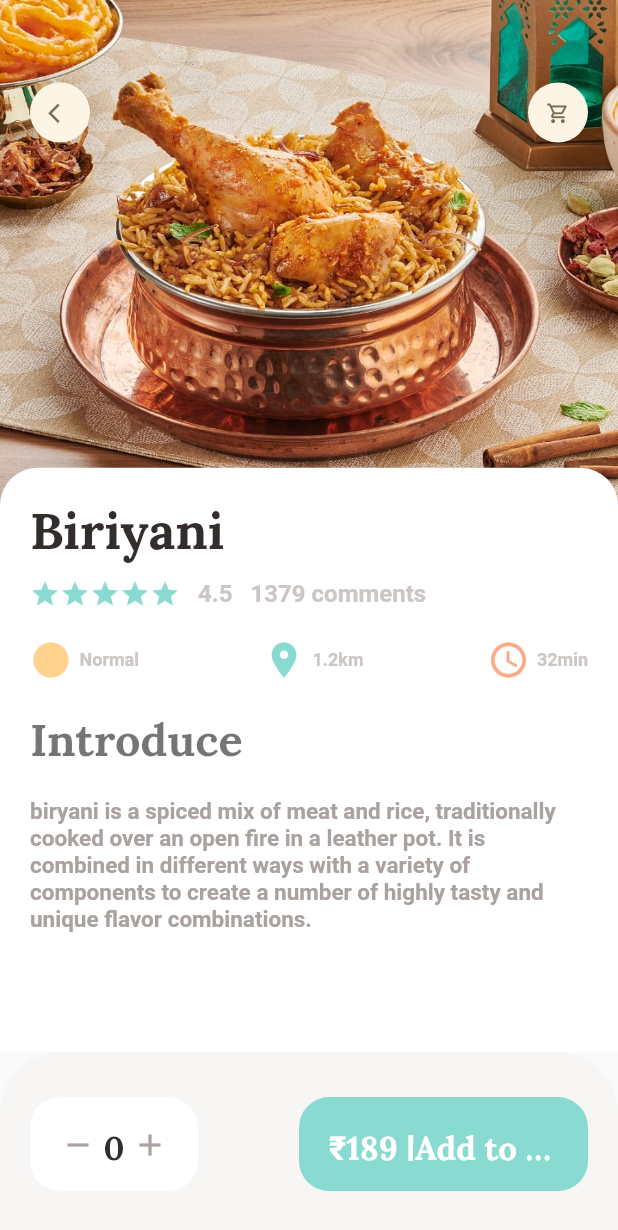
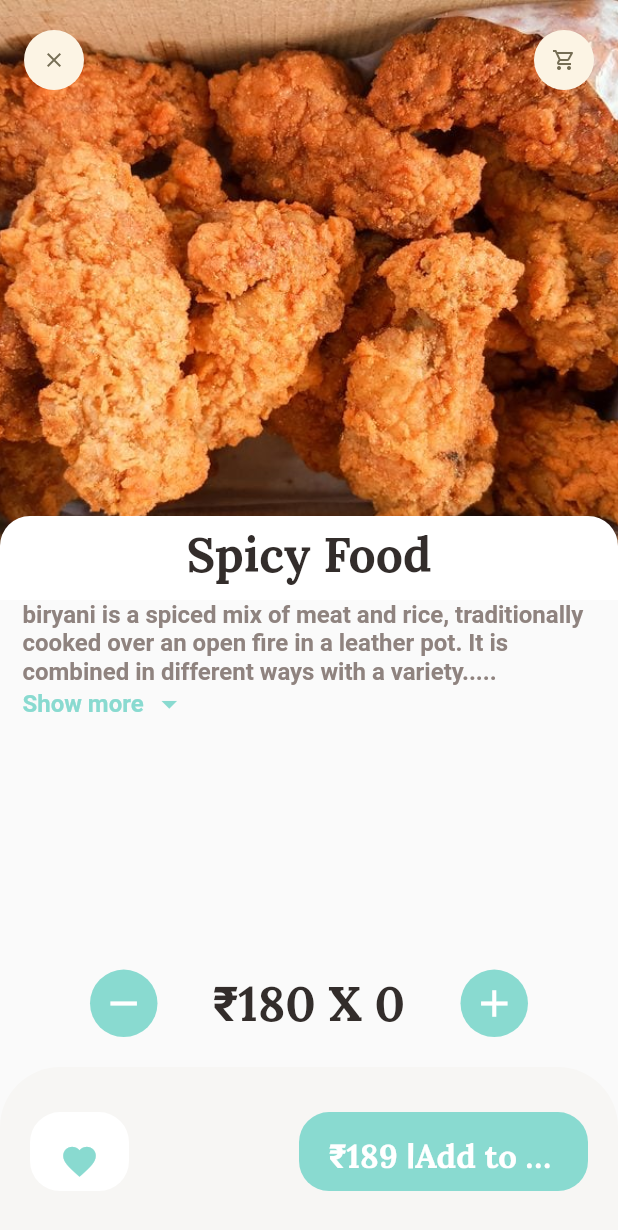
Before and after one commit to Bapan2003/food_apps, a Flutter app: the screen it shows after launch, on a phone screen of 412 x 824 dp. Shown: the top 1230 px of the screen. Run offline on Flutter 3.47's test engine with Material 2 defaults, Android fonts, the phone set to English and light mode, and no system bars; our stand-ins replace dots_indicator, get.

Commit message:
food description ,custom scrollable page

```diff
--- a/lib/main.dart
+++ b/lib/main.dart
@@ -1,5 +1,6 @@
 import 'package:flutter/material.dart';
-import 'package:food_apps/pages/food/popular_food_details.dart';
+import 'package:food_apps/pages/food/custom_scrollable_page.dart';
+// import 'package:food_apps/pages/food/popular_food_details.dart';
 // import 'package:food_apps/pages/home/main_food_page.dart';
 import 'package:get/get_navigation/src/root/get_material_app.dart';
 
@@ -21,7 +22,7 @@ class MyApp extends StatelessWidget {
 
         primarySwatch: Colors.blue,
       ),
-      home: PopularFoodDetail(),
+      home: RecommendedFood(),
     );
   }
 }
--- /dev/null
+++ b/lib/pages/food/custom_scrollable_page.dart
@@ -0,0 +1,207 @@
+import 'package:flutter/cupertino.dart';
+import 'package:flutter/material.dart';
+import 'package:food_apps/utils/colors.dart';
+import 'package:food_apps/widgets/app_icon.dart';
+import 'package:food_apps/widgets/big_text.dart';
+
+import '../../utils/dimensions.dart';
+import '../../widgets/expanded_widgets.dart';
+
+class RecommendedFood extends StatelessWidget {
+  const RecommendedFood({Key? key}) : super(key: key);
+
+  @override
+  Widget build(BuildContext context) {
+    return Scaffold(
+      body: CustomScrollView(
+        slivers: [
+          SliverAppBar(
+            toolbarHeight: 80,
+            title: Row(
+              mainAxisAlignment: MainAxisAlignment.spaceBetween,
+              children: [
+                AppIcon(icon: Icons.clear),
+                AppIcon(icon: Icons.shopping_cart_outlined)
+              ],
+            ),
+            bottom: PreferredSize(
+              preferredSize: Size.fromHeight(20),
+              child: Container(
+                padding: EdgeInsets.only(top: 5,bottom: 10),
+                child: Center(child: BigText(size: 32,text: "Spicy Food",)),
+
+                width: double.maxFinite,
+                decoration: BoxDecoration(
+                    color: Colors.white,
+                  borderRadius: BorderRadius.only(
+                    topLeft: Radius.circular(20),
+                    topRight: Radius.circular(20),
+                  )
+                ),
+              ),
+
+            ),
+            pinned: true,
+            backgroundColor: AppColors.yellowColor,
+            expandedHeight: 400,
+            flexibleSpace: FlexibleSpaceBar(
+              background: Image.asset(
+
+                "assets/images/img_4.png",
+                    width:double.maxFinite,
+                fit: BoxFit.cover,
+              ),
+            ),
+          ),
+          SliverToBoxAdapter(
+            child: Container(
+              padding: EdgeInsets.only(left: 15,right: 15,),
+              child: ExpandedTextWidget(
+                  text: 'biryani is a spiced mix of meat and rice,'
+                  ' traditionally cooked over an open fire in a '
+                  'leather pot. It is combined in different ways'
+                  ' with a variety of components to create a number'
+                  ' of highly tasty and unique flavor combinations.'
+                  'biryani is a spiced mix of meat and rice,'
+                  ' traditionally cooked over an open fire in a '
+                  'leather pot. It is combined in different ways'
+                  ' with a variety of components to create a number'
+                  ' of highly tasty and unique flavor combinations.''biryani is a spiced mix of meat and rice,'
+                  ' traditionally cooked over an open fire in a '
+                  'leather pot. It is combined in different ways'
+                  ' with a variety of components to create a number'
+                  ' of highly tasty and unique flavor combinations.'
+                  'biryani is a spiced mix of meat and rice,'
+                  ' traditionally cooked over an open fire in a '
+                  'leather pot. It is combined in different ways'
+                  ' with a variety of components to create a number'
+                  ' of highly tasty and unique flavor combinations.''biryani is a spiced mix of meat and rice,'
+                  ' traditionally cooked over an open fire in a '
+                  'leather pot. It is combined in different ways'
+                  ' with a variety of components to create a number'
+                  ' of highly tasty and unique flavor combinations.''biryani is a spiced mix of meat and rice,'
+                  ' traditionally cooked over an open fire in a '
+                  'leather pot. It is combined in different ways'
+                  ' with a variety of components to create a number'
+                  ' of highly tasty and unique flavor combinations.''biryani is a spiced mix of meat and rice,'
+                  ' traditionally cooked over an open fire in a '
+                  'leather pot. It is combined in different ways'
+                  ' with a variety of components to create a number'
+                  ' of highly tasty and unique flavor combinations.''biryani is a spiced mix of meat and rice,'
+                  ' traditionally cooked over an open fire in a '
+                  'leather pot. It is combined in different ways'
+                  ' with a variety of components to create a number'
+                  ' of highly tasty and unique flavor combinations.''biryani is a spiced mix of meat and rice,'
+                  ' traditionally cooked over an open fire in a '
+                  'leather pot. It is combined in different ways'
+                  ' with a variety of components to create a number'
+                  ' of highly tasty and unique flavor combinations.''biryani is a spiced mix of meat and rice,'
+                  ' traditionally cooked over an open fire in a '
+                  'leather pot. It is combined in different ways'
+                  ' with a variety of components to create a number'
+                  ' of highly tasty and unique flavor combinations.''biryani is a spiced mix of meat and rice,'
+                  ' traditionally cooked over an open fire in a '
+                  'leather pot. It is combined in different ways'
+                  ' with a variety of components to create a number'
+                  ' of highly tasty and unique flavor combinations.''biryani is a spiced mix of meat and rice,'
+                  ' traditionally cooked over an open fire in a '
+                  'leather pot. It is combined in different ways'
+                  ' with a variety of components to create a number'
+                  ' of highly tasty and unique flavor combinations.''biryani is a spiced mix of meat and rice,'
+                  ' traditionally cooked over an open fire in a '
+                  'leather pot. It is combined in different ways'
+                  ' with a variety of components to create a number'
+                  ' of highly tasty and unique flavor combinations.''biryani is a spiced mix of meat and rice,'
+                  ' traditionally cooked over an open fire in a '
+                  'leather pot. It is combined in different ways'
+                  ' with a variety of components to create a number'
+                  ' of highly tasty and unique flavor combinations.''biryani is a spiced mix of meat and rice,'
+                  ' traditionally cooked over an open fire in a '
+                  'leather pot. It is combined in different ways'
+                  ' with a variety of components to create a number'
+                  ' of highly tasty and unique flavor combinations.'),
+              // child: Text( style: TextStyle(fontSize: 35),'biryani is a spiced mix of meat and rice,'
+              //     ' traditionally cooked over an open fire in a '
+              //     'leather pot. It is combined in different ways'
+              //     ' with a variety of components to create a number'
+              //     ' of highly tasty and unique flavor combinations.'
+              //     'biryani is a spiced mix of meat and rice,'
+              //     ' traditionally cooked over an open fire in a '
+              //     'leather pot. It is combined in different ways'
+              //     ' with a variety of components to create a number'
+              //     ' of highly tasty and unique flavor combinations.''biryani is a spiced mix of meat and rice,'
+              //     ' traditionally cooked over an open fire in a '
+              //     'leather pot. It is combined in different ways'
+              //     ' with a variety of components to create a number'
+              //     ' of highly tasty and unique flavor combinations.'),
+            ),
+          )
+        ],
+      ),
+      bottomNavigationBar: Column(
+        mainAxisSize: MainAxisSize.min,
+        children: [
+          Container(
+            padding: EdgeInsets.only(left: 60,
+            right: 60,
+            bottom: 20,
+            top: 20
+            ),
+            child: Row(
+              mainAxisAlignment: MainAxisAlignment.spaceBetween,
+              children: [
+                AppIcon(
+                  iconSize:30 ,
+                  size:45,
+                  icon: Icons.remove,
+                  iconColor: Colors.white,
+                  backgraoundColor: AppColors.mainColor,),
+                BigText(text: "\₹180 X "+"0",color: AppColors.mainBlackColor,size: 32,),
+                AppIcon( iconSize:30 ,size: 45,icon: Icons.add,iconColor: Colors.white,backgraoundColor: AppColors.mainColor,)
+              ],
+            ),
+          ),
+          Container(
+            height: Dimensions.foodNavigationHeight-10,
+            padding: EdgeInsets.only(top: 30,bottom: 30,left: 20,right: 20),
+            decoration: BoxDecoration(
+                color: AppColors.buttonBackGroundColor,
+                borderRadius: BorderRadius.only(
+                  topLeft: Radius.circular(40),
+                  topRight: Radius.circular(40),
+
+                )
+            ),
+            child: Row(
+              mainAxisAlignment: MainAxisAlignment.spaceBetween,
+              children: [
+                Container(
+                  padding: EdgeInsets.only(top: 20,bottom: 20,left: 20,right: 20),
+                  decoration: BoxDecoration(
+                      borderRadius: BorderRadius.circular(20),
+                      color: Colors.white
+                  ),
+                  child: Icon(
+                    Icons.favorite,
+                    color: AppColors.mainColor,
+                    size: 26 ,
+                  ),
+                ),
+                Container(
+                  padding: EdgeInsets.only(top: 15,bottom: 15,left: 20,right: 20),
+                  height: Dimensions.foodNavigationHeight-70,
+                  width: Dimensions.foodNavigationWidth,
+                  decoration: BoxDecoration(
+                    borderRadius: BorderRadius.circular(20),
+                    color: AppColors.mainColor,
+                  ),
+                  child: Center(child: BigText(text: "₹189 |Add to cart",color: Colors.white,)),
+                )
+              ],
+            ),
+          )
+        ],
+      ),
+    );
+  }
+}
--- a/lib/pages/food/popular_food_details.dart
+++ b/lib/pages/food/popular_food_details.dart
@@ -5,6 +5,7 @@ import 'package:food_apps/widgets/app_icon.dart';
 
 import '../../utils/colors.dart';
 import '../../widgets/big_text.dart';
+import '../../widgets/expanded_widgets.dart';
 import '../../widgets/icon_and_text.dart';
 import '../../widgets/small_text.dart';
 
@@ -86,15 +87,33 @@ class PopularFoodDetail extends StatelessWidget {
                     SizedBox(height: 20,),
                     BigText(text: 'Introduce',size: 30,color: Colors.black54,),
                     SizedBox(height: 20,),
-                    SmallText(text: "biryani is a spiced mix of meat and rice, "
-                        "traditionally cooked over an open fire in a leather pot. "
-                        "It is combined in different ways with a variety of components "
-                        "to create a number of highly tasty"
-                        " and unique flavor combinations.",
-                      // color: Colors.black54,
-                      color: AppColors.signColor,
-                      size: 15,
-                    )
+                    Expanded(child: SingleChildScrollView(
+                      child: ExpandedTextWidget(
+                        text: 'biryani is a spiced mix of meat and rice,'
+                            ' traditionally cooked over an open fire in a '
+                            'leather pot. It is combined in different ways'
+                            ' with a variety of components to create a number'
+                            ' of highly tasty and unique flavor combinations.'
+                            'biryani is a spiced mix of meat and rice,'
+                            ' traditionally cooked over an open fire in a '
+                            'leather pot. It is combined in different ways'
+                            ' with a variety of components to create a number'
+                            ' of highly tasty and unique flavor combinations.''biryani is a spiced mix of meat and rice,'
+                            ' traditionally cooked over an open fire in a '
+                            'leather pot. It is combined in different ways'
+                            ' with a variety of components to create a number'
+                            ' of highly tasty and unique flavor combinations.'
+
+                        ,),))
+                    // SmallText(text: "biryani is a spiced mix of meat and rice, "
+                    //     "traditionally cooked over an open fire in a leather pot. "
+                    //     "It is combined in different ways with a variety of components "
+                    //     "to create a number of highly tasty"
+                    //     " and unique flavor combinations.",
+                    //   // color: Colors.black54,
+                    //   color: AppColors.signColor,
+                    //   size: 15,
+                    // )
                   ],
                 ),
               ),),
--- a/lib/widgets/app_icon.dart
+++ b/lib/widgets/app_icon.dart
@@ -7,12 +7,14 @@ class AppIcon extends StatelessWidget {
   final Color backgraoundColor;
   final Color iconColor;
   final double size;
+  final double iconSize;
 
   const AppIcon({Key? key,
   required this.icon,
     this.backgraoundColor=const Color(0xfffcf4e4),
     this.iconColor=const Color(0xff756d54),
     this.size=40,
+    this.iconSize=16,
   }) : super(key: key);
 
   @override
@@ -27,7 +29,7 @@ class AppIcon extends StatelessWidget {
       child: Icon(
         icon,
         color: iconColor,
-          size: Dimensions.iconSize16,
+          size: iconSize,
       ),
     );
   }
--- /dev/null
+++ b/lib/widgets/expanded_widgets.dart
@@ -0,0 +1,58 @@
+import 'package:flutter/cupertino.dart';
+import 'package:flutter/material.dart';
+import 'package:food_apps/utils/colors.dart';
+import 'package:food_apps/widgets/small_text.dart';
+
+import '../utils/dimensions.dart';
+
+class ExpandedTextWidget extends StatefulWidget {
+  final String text;
+  const ExpandedTextWidget({Key? key, required this.text}) : super(key: key);
+
+  @override
+  State<ExpandedTextWidget> createState() => _ExpandedTextWidgetState();
+}
+
+class _ExpandedTextWidgetState extends State<ExpandedTextWidget> {
+  late String firstHalf;
+  late String secondHalf;
+  bool hidden=true;
+  double textHeight= Dimensions.screenHeight/5.63;
+  @override
+  void initState() {
+    // TODO: implement initState
+    super.initState();
+    if(widget.text.length>textHeight){
+      firstHalf=widget.text.substring(0,textHeight.toInt());
+      secondHalf=widget.text.substring(textHeight.toInt()+1,widget.text.length);
+    }else{
+      firstHalf=widget.text;
+      secondHalf="";
+    }
+  }
+  @override
+  Widget build(BuildContext context) {
+    return Container(
+       child: secondHalf.isEmpty?SmallText(color: AppColors.paraColor,size: 16,text: firstHalf):Column(
+         children: [
+           SmallText(color: AppColors.paraColor,size: 16,text:hidden?(firstHalf+"....."):(firstHalf+secondHalf)),
+           InkWell(
+             onTap: (){
+               setState(() {
+                 hidden=!hidden;
+
+               });
+             },
+             child: Row(
+               children: [
+                 SmallText(size:16,text: hidden?("Show more"):("Show less"),color: AppColors.mainColor,),
+                 SizedBox(width: 5,),
+                 Icon(hidden?Icons.arrow_drop_down:Icons.arrow_drop_up,color: AppColors.mainColor,)
+               ],
+             ),
+           )
+         ],
+       ),
+    );
+  }
+}
```
Also changed, not shown: assets/images/img_4.png (added).
